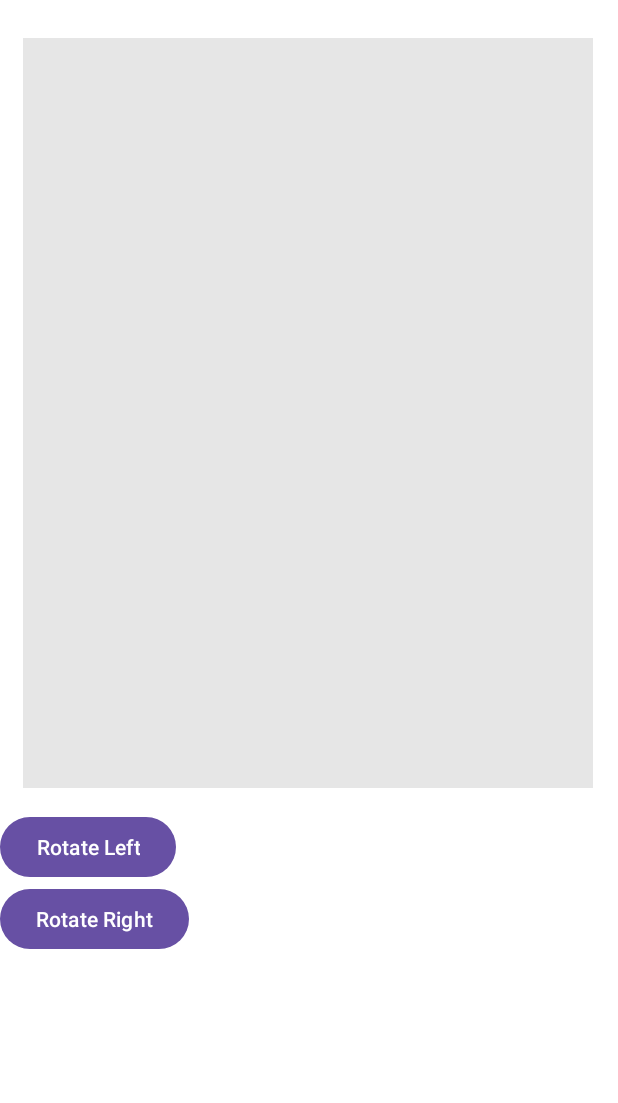
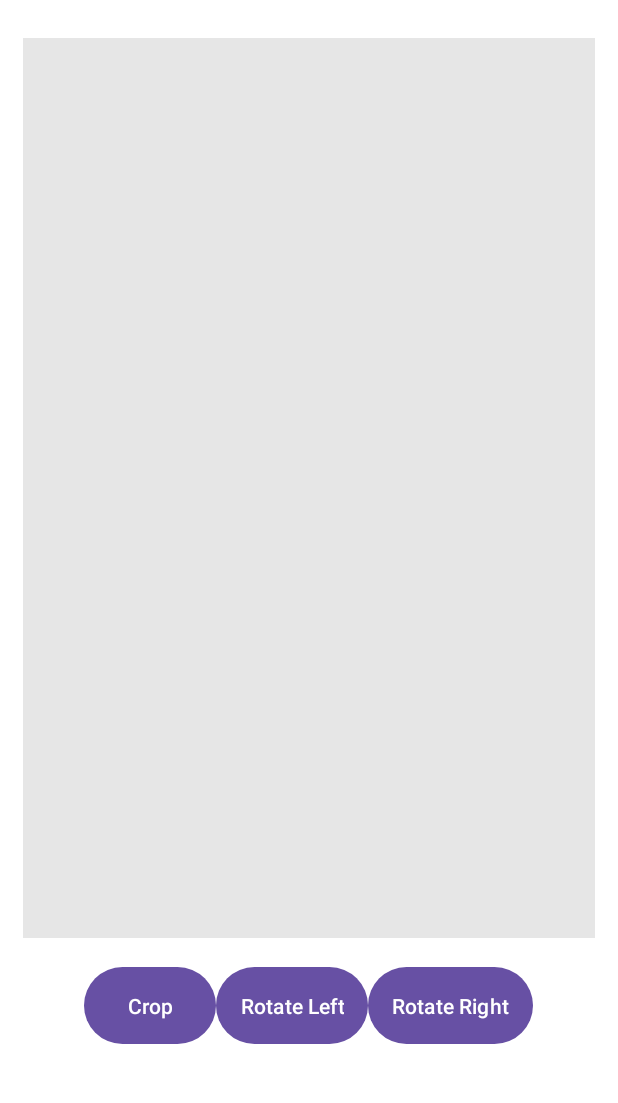
Before and after one commit to hmzza/FotoEditorSMDProj, an Android app: the Editor screen opened directly, with no data from a screen before it, on a phone screen of 412 x 824 dp, the part 120-1223 px from its top. Run offline under Robolectric (Android 15) with nearby library versions, the phone set to English and light mode, and no system bars; libraries missing offline, so code that uses them is left out: com.yalantis.ucrop.

Commit message:
added crop functionality

```diff
--- a/app/build.gradle.kts
+++ b/app/build.gradle.kts
@@ -3,6 +3,8 @@ plugins {
 }
 
 android {
+
+
     namespace = "com.hamzaiqbal.fotoeditorsmdproj"
     compileSdk = 34
 
@@ -31,8 +33,9 @@ android {
     }
 }
 
+
 dependencies {
-    implementation("com.theartofdev.edmodo:android-image-cropper:2.8.+")
+    implementation ("com.github.yalantis:ucrop:2.2.8")
     implementation("androidx.appcompat:appcompat:1.6.1")
     implementation("com.google.android.material:material:1.10.0")
     implementation("androidx.constraintlayout:constraintlayout:2.1.4")
--- a/app/src/main/AndroidManifest.xml
+++ b/app/src/main/AndroidManifest.xml
@@ -21,6 +21,10 @@
         android:theme="@style/Theme.FotoEditorSMDProj"
         tools:targetApi="31">
         <activity
+            android:name="com.yalantis.ucrop.UCropActivity"
+            android:screenOrientation="portrait"
+            android:theme="@style/Theme.AppCompat.Light.NoActionBar"/>
+        <activity
             android:name=".Editor"
             android:exported="false" />
         <activity
@@ -42,6 +46,7 @@
                 android:name="android.support.FILE_PROVIDER_PATHS"
                 android:resource="@xml/file_paths" />
         </provider>
+
     </application>
 
 </manifest>
--- a/app/src/main/java/com/hamzaiqbal/fotoeditorsmdproj/MainActivity.java
+++ b/app/src/main/java/com/hamzaiqbal/fotoeditorsmdproj/MainActivity.java
@@ -1,11 +1,9 @@
 package com.hamzaiqbal.fotoeditorsmdproj;
 
+import android.Manifest;
 import android.content.Intent;
-import android.content.SharedPreferences;
 import android.content.pm.PackageManager;
-import android.graphics.Bitmap;
 import android.net.Uri;
-import android.Manifest;
 import android.os.Bundle;
 import android.os.Environment;
 import android.provider.MediaStore;
--- a/app/src/main/res/layout/activity_editor.xml
+++ b/app/src/main/res/layout/activity_editor.xml
@@ -7,7 +7,7 @@
     android:background="@color/white"
     android:orientation="vertical"
     android:scrollbars="none"
-    tools:context=".MainActivity"
+    tools:context=".Editor"
     tools:visibility="visible">
 
     <LinearLayout
@@ -16,12 +16,10 @@
         android:layout_margin="10dp"
         android:orientation="horizontal">
 
-
         <ImageView
             android:id="@+id/logoLoginPage"
             android:layout_width="90dp"
             android:layout_height="70dp"
-            android:layout_gravity="right"
             android:src="@drawable/logo_with_black" />
 
         <TextView
@@ -31,27 +29,43 @@
             android:text="FotoEditor"
             android:textSize="25dp"
             android:textStyle="bold" />
-
     </LinearLayout>
 
     <ImageView
-        android:layout_margin="15dp"
         android:id="@+id/imageView"
-        android:layout_width="380dp"
-        android:layout_height="500dp"
+        android:layout_width="match_parent"
+        android:layout_height="600dp"
         android:background="#E6E6E6"
-        android:scaleType="fitCenter" />
+        android:scaleType="fitCenter"
+        android:layout_margin="15dp" />
+
+    <LinearLayout
+        android:layout_width="match_parent"
+        android:layout_height="wrap_content"
+        android:orientation="horizontal"
+        android:gravity="center">
+
+        <Button
+            android:id="@+id/button_crop"
+            android:layout_width="wrap_content"
+            android:layout_height="wrap_content"
+            android:text="Crop"
+            android:padding="16dp" />
+
         <Button
             android:id="@+id/button_rotate_left"
             android:layout_width="wrap_content"
             android:layout_height="wrap_content"
-        android:text="Rotate Left"/>
+            android:text="Rotate Left"
+            android:padding="16dp" />
 
         <Button
             android:id="@+id/button_rotate_right"
             android:layout_width="wrap_content"
             android:layout_height="wrap_content"
-        android:text="Rotate Right"/>
+            android:text="Rotate Right"
+            android:padding="16dp" />
 
-
+        <!-- Add more buttons for other features as needed -->
     </LinearLayout>
+</LinearLayout>
--- a/settings.gradle.kts
+++ b/settings.gradle.kts
@@ -10,6 +10,8 @@ dependencyResolutionManagement {
     repositories {
         google()
         mavenCentral()
+        jcenter() // Note: jcenter() is at end of life, consider removing it if all dependencies are available elsewhere
+        maven(url = "https://jitpack.io")
     }
 }
 
```
Also changed, not shown: app/src/main/java/com/hamzaiqbal/fotoeditorsmdproj/Editor.java (+48 -6 lines), build.gradle.kts (line endings or trailing spaces). Lines whose indentation alone changed are shown as unchanged.
